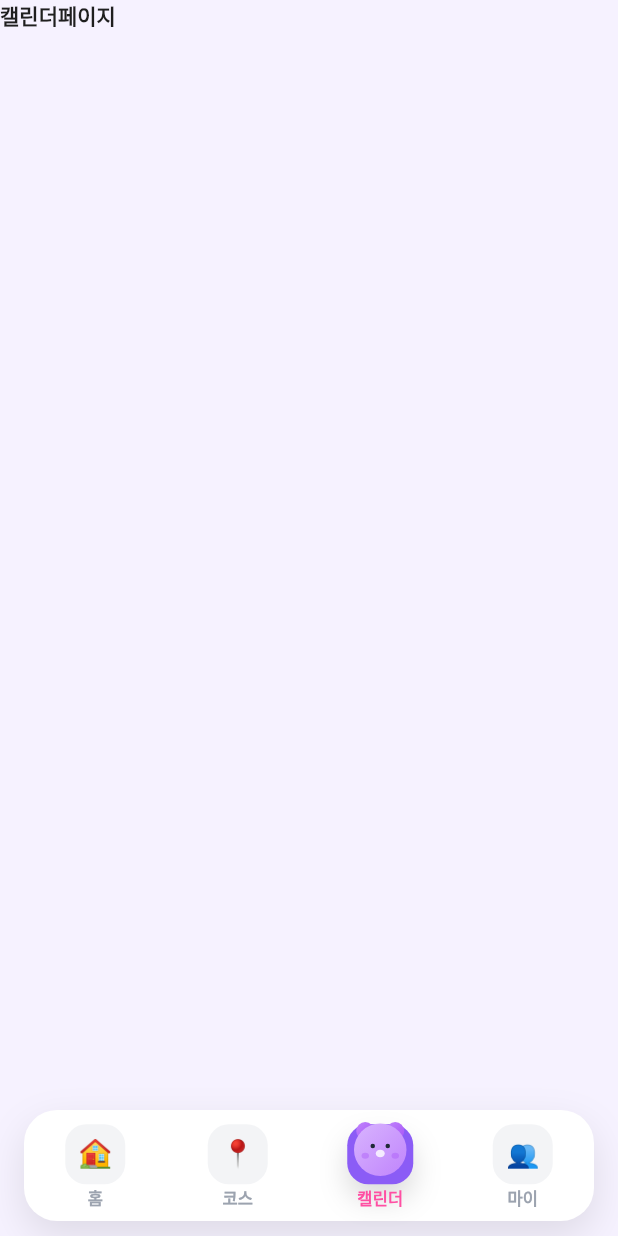
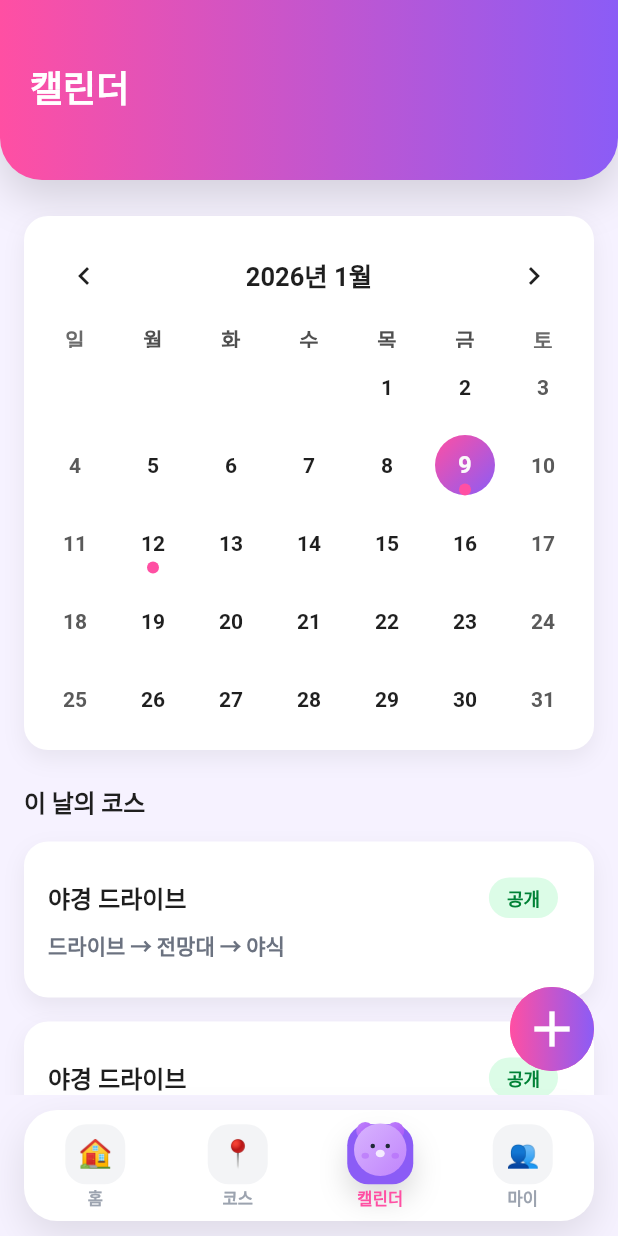
Before and after one commit to JIKYUNGHEE/Deco, a Flutter app: the screen it shows after launch, item 3 of the bottom bar chosen, on a phone screen of 412 x 824 dp. Run offline on Flutter 3.47's test engine with Material 3 defaults, Android fonts, the light colour scheme and no system bars; drawn by our look-alikes of table_calendar; our stand-ins replace firebase_core, flutter_svg, go_router; accounts and stored records are empty; generated files the repository leaves out were written again; Roboto replaces fonts that are missing (Cafe24SsurroundAir).

Commit message:
feat: 캘린더 ui 완성

```diff
--- a/lib/main.dart
+++ b/lib/main.dart
@@ -3,6 +3,7 @@ import 'package:deco/routing/router.dart';
 import 'package:deco/ui/core/themes/deco_theme.dart';
 import 'package:firebase_core/firebase_core.dart';
 import 'package:flutter/material.dart';
+import 'package:flutter_localizations/flutter_localizations.dart';
 import 'package:provider/provider.dart';
 
 import 'firebase_options.dart';
@@ -28,6 +29,17 @@ class MyApp extends StatelessWidget {
   Widget build(BuildContext context) {
 
     return MaterialApp.router(
+      locale: const Locale('ko', 'KR'),
+      supportedLocales: const [
+        Locale('ko', 'KR'),
+        Locale('en', 'US'),
+      ],
+      localizationsDelegates: const [
+        GlobalMaterialLocalizations.delegate,
+        GlobalWidgetsLocalizations.delegate,
+        GlobalCupertinoLocalizations.delegate,
+      ],
+
       routerConfig: appRouter,
       title: 'Flutter Demo',
       theme: DecoTheme.light(),
--- a/lib/ui/calendar/calendar_screen.dart
+++ b/lib/ui/calendar/calendar_screen.dart
@@ -1,12 +1,39 @@
 import 'package:flutter/material.dart';
+
+import '../core/themes/deco_theme_extension.dart';
+import '../core/widgets/deco_gradient_app_bar.dart';
+import 'widgets/sections/calendar_day_courses_section.dart';
+import 'widgets/sections/calendar_month_section.dart';
 
 class CalendarScreen extends StatelessWidget {
   const CalendarScreen({super.key});
 
   @override
   Widget build(BuildContext context) {
+    final theme = Theme.of(context).extension<DecoThemeExtension>()!;
+
     return Scaffold(
-      body: SafeArea(child: Text('캘린더페이지')),
+      body: Column(
+        crossAxisAlignment: CrossAxisAlignment.start,
+        children: [
+          DecoGradientAppBar(title: '캘린더', gradient: theme.primaryGradient),
+          Expanded(
+            child: SingleChildScrollView(
+              child: Column(
+                children: [CalendarMonthSection(), CalendarDayCoursesSection()],
+              ),
+            ),
+          ),
+        ],
+      ),
+      floatingActionButton: FloatingActionButton(onPressed: () {},
+        child: Container(
+            width: 60,
+            height: 60,
+            decoration: BoxDecoration(
+                shape: BoxShape.circle, gradient: theme.primaryGradient),
+            child: Icon(Icons.add, size: 40,),
+        ),),
     );
   }
 }
--- a/lib/ui/calendar/widgets/sections/calendar_day_courses_section.dart
+++ b/lib/ui/calendar/widgets/sections/calendar_day_courses_section.dart
@@ -0,0 +1,106 @@
+import 'package:flutter/material.dart';
+
+import '../../../core/themes/app_colors.dart';
+
+class CalendarDayCoursesSection extends StatelessWidget {
+  const CalendarDayCoursesSection({super.key});
+
+  @override
+  Widget build(BuildContext context) {
+    final textTheme = Theme.of(context).textTheme;
+
+    return Padding(
+      padding: const EdgeInsets.symmetric(horizontal: 16),
+      child: Column(
+        crossAxisAlignment: CrossAxisAlignment.start,
+        children: [
+          Text(
+            '이 날의 코스',
+            style: textTheme.titleMedium?.copyWith(
+              fontWeight: FontWeight.w900,
+              fontSize: 16,
+            ),
+          ),
+          ListView.builder(
+            shrinkWrap: true,
+            primary: false,
+            scrollDirection: Axis.vertical,
+            padding: const EdgeInsets.symmetric(vertical: 8),
+            itemCount: 2,
+            itemBuilder: (context, index) {
+              return Padding(
+                padding: const EdgeInsets.symmetric(vertical: 8),
+                child: Container(
+                  height: 104,
+                  decoration: BoxDecoration(
+                    borderRadius: BorderRadius.circular(16),
+                    color: AppColors.surface,
+                    boxShadow: [
+                      BoxShadow(
+                        color: Colors.black.withValues(alpha: 0.06),
+                        blurRadius: 12,
+                        offset: const Offset(0, 6),
+                      ),
+                    ],
+                  ),
+                  child: Padding(
+                    padding: const EdgeInsets.symmetric(
+                      horizontal: 16,
+                      vertical: 24,
+                    ),
+                    child: Column(
+                      crossAxisAlignment: CrossAxisAlignment.start,
+                      children: [
+                        Row(
+                          mainAxisAlignment: MainAxisAlignment.end,
+                          children: [
+                            Expanded(
+                              child: Text(
+                                '야경 드라이브',
+                                style: textTheme.titleSmall?.copyWith(
+                                  fontWeight: FontWeight.w900,
+                                  fontSize: 16,
+                                ),
+                              ),
+                            ),
+                            Container(
+                              padding: EdgeInsets.symmetric(
+                                horizontal: 12,
+                                vertical: 5,
+                              ),
+                              decoration: BoxDecoration(
+                                borderRadius: BorderRadius.circular(14),
+                                color: Color(0xFFDCFCE7),
+                              ),
+                              child: Text(
+                                '공개',
+                                style: TextStyle(
+                                  fontSize: 12,
+                                  color: Color(0xFF008236),
+                                ),
+                              ),
+                            ),
+                            SizedBox(width: 8,),
+                          ],
+                        ),
+                        SizedBox(height: 8),
+                        Text(
+                          '드라이브 → 전망대 → 야식',
+                          style: textTheme.bodyMedium?.copyWith(
+                            fontWeight: FontWeight.w700,
+                            fontSize: 14,
+                            color: AppColors.gray500,
+                          ),
+                        ),
+                      ],
+                    ),
+                  ),
+                ),
+              );
+            },
+          ),
+        ],
+      ),
+    );
+  }
+}
--- a/lib/ui/calendar/widgets/sections/calendar_month_section.dart
+++ b/lib/ui/calendar/widgets/sections/calendar_month_section.dart
@@ -0,0 +1,114 @@
+import 'package:deco/ui/core/themes/app_colors.dart';
+import 'package:flutter/material.dart';
+import 'package:table_calendar/table_calendar.dart';
+
+class CalendarMonthSection extends StatefulWidget {
+  const CalendarMonthSection({super.key});
+
+  @override
+  State<CalendarMonthSection> createState() => _CalendarMonthSectionState();
+}
+
+class Event {
+  String title;
+  Event(this.title);
+}
+
+Map<DateTime,List<Event>> events = {
+  DateTime(2026, 1, 9): [
+    Event('야경 드라이브'),
+    Event('야경 드라이브'),
+    Event('야경 드라이브'),
+  ],
+  DateTime(2026, 01, 12): [
+    Event('홍대 데이트'),
+  ],
+};
+
+List<Event> _getEventsForDay(DateTime day) {
+  final key = DateTime(day.year, day.month, day.day);
+  return events[key] ?? [];
+}
+
+class _CalendarMonthSectionState extends State<CalendarMonthSection> {
+  final CalendarStyle _decoTableCalendarStyle = CalendarStyle(
+    todayDecoration: BoxDecoration(
+      shape: BoxShape.circle,
+      color: Colors.transparent,
+      border: Border(
+        top: BorderSide(width: 1, color: AppColors.primary),
+        bottom: BorderSide(width: 1, color: AppColors.primary),
+        right: BorderSide(width: 1, color: AppColors.primary),
+        left: BorderSide(width: 1, color: AppColors.primary),
+      ),
+    ),
+    selectedDecoration: BoxDecoration(
+      shape: BoxShape.circle,
+      gradient: AppColors.brandGradient,
+    ),
+    markersMaxCount: 1,
+    markerSize: 8.0,
+    markersAnchor: 0.1,
+    markerDecoration: BoxDecoration(
+        color: AppColors.primary,
+        shape: BoxShape.circle
+    ),
+    outsideDaysVisible: false,
+    todayTextStyle: TextStyle(color: Colors.black),
+  );
+
+  DateTime _focusedDay = DateTime.now();
+  DateTime _selectedDay = DateTime.now();
+
+  @override
+  Widget build(BuildContext context) {
+    return Padding(
+      padding: const EdgeInsets.fromLTRB(16, 24, 16, 24),
+      child: Container(
+        padding: EdgeInsets.all(8.0),
+        decoration: BoxDecoration(
+          borderRadius: BorderRadius.circular(16),
+          color: AppColors.surface,
+          boxShadow: [
+            BoxShadow(
+              color: Colors.black.withValues(alpha: 0.06),
+              blurRadius: 12,
+              offset: const Offset(0, 6),
+            ),
+          ],
+        ),
+        child: TableCalendar(
+          calendarStyle: _decoTableCalendarStyle,
+          availableGestures: AvailableGestures.horizontalSwipe,
+          headerStyle: HeaderStyle(
+            titleCentered: true,
+            formatButtonVisible: false,
+          ),
+          locale: 'ko_KR',
+          firstDay: DateTime.utc(2010, 10, 16),
+          lastDay: DateTime.utc(2030, 3, 14),
+          focusedDay: _focusedDay,
+
+          eventLoader: _getEventsForDay,
+
+          selectedDayPredicate: (day) {
+            return isSameDay(_selectedDay, day);
+          },
+
+          onDaySelected: (selectedDay, focusedDay) {
+            setState(() {
+              _selectedDay = selectedDay;
+              _focusedDay = focusedDay;
+            });
+          },
+
+          onPageChanged: (newFocusedDay) {
+            setState(() {
+              _focusedDay = newFocusedDay;
+            });
+          },
+        ),
+      ),
+    );
+  }
+}
--- a/pubspec.yaml
+++ b/pubspec.yaml
@@ -30,6 +30,9 @@ environment:
 dependencies:
   flutter:
     sdk: flutter
+  flutter_localizations:
+    sdk: flutter
+  intl: ^0.20.0
 
   # The following adds the Cupertino Icons font to your application.
   # Use with the CupertinoIcons class for iOS style icons.
@@ -40,6 +43,7 @@ dependencies:
   firebase_auth: ^6.1.3
   url_launcher: ^6.3.2
   flutter_svg: ^2.2.3
+  table_calendar: ^3.2.0
 
 dev_dependencies:
   flutter_test:
```
